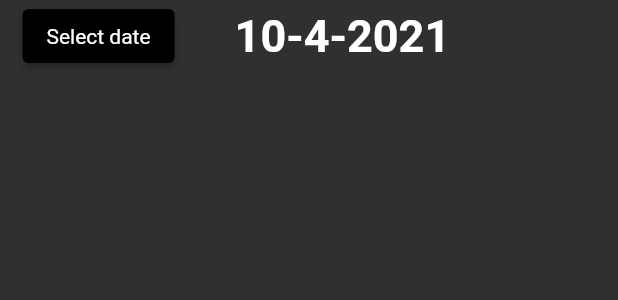
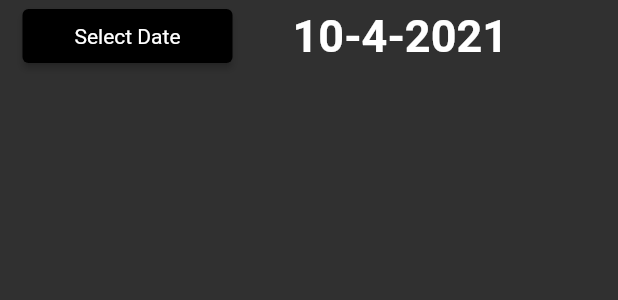
Before and after one commit to t0ffifee/countr, a Flutter app: the DatePicker widget shown alone on an empty page, opened directly, on a phone screen of 412 x 824 dp. Shown: the top 300 px of the screen. Run offline on Flutter 3.47's test engine with Material 2 defaults, Android fonts, the phone set to English and light mode, and no system bars; our stand-ins replace flutter_countdown_timer, hive, hive_flutter; missing offline and left inert: flutter_material_color_picker; accounts and stored records are empty; generated files the repository leaves out were written again.

Commit message:
de betere button toegevoegd

```diff
--- a/lib/widgets/general/DatePicker.dart
+++ b/lib/widgets/general/DatePicker.dart
@@ -1,3 +1,4 @@
+import 'package:countdown_app/widgets/buttons/SmallButton.dart';
 import 'package:flutter/material.dart';
 import '../../constants/constants.dart';
 
@@ -44,21 +45,7 @@ class _DatePickerState extends State<DatePicker> {
       children: <Widget>[
         Container(
           margin: EdgeInsets.only(left: 15, right: 20),
-          child: ElevatedButton(
-            onPressed: _selectDate,
-            style: ButtonStyle(
-              backgroundColor: MaterialStateProperty.all<Color>(Colors.black),
-              textStyle: MaterialStateProperty.all<TextStyle>(
-                TextStyle(
-                  color: onSurfaceWhite,
-                ),
-              ),
-            ),
-            child: Text(
-              'Select date',
-            ),
-            // color: Color.fromRGBO(50, 50, 50, 1),
-          ),
+          child: SmallButton(_selectDate, "Select Date"),
         ),
         Container(
           margin: EdgeInsets.only(left: 20),
```
Also changed, not shown: lib/widgets/general/TimePicker.dart (+2 -15 lines).
